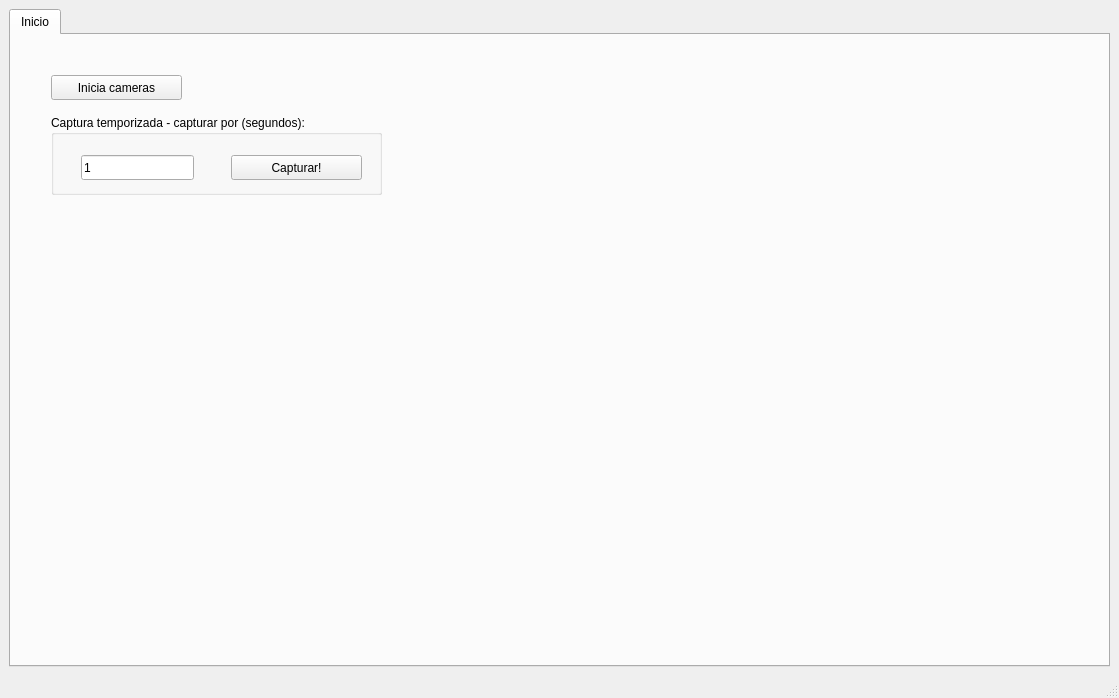
The window that handset_gui/ui/main_window.ui (viniciusvidal2/Cameras_GRIn) describes before a commit, drawn with Qt 5.
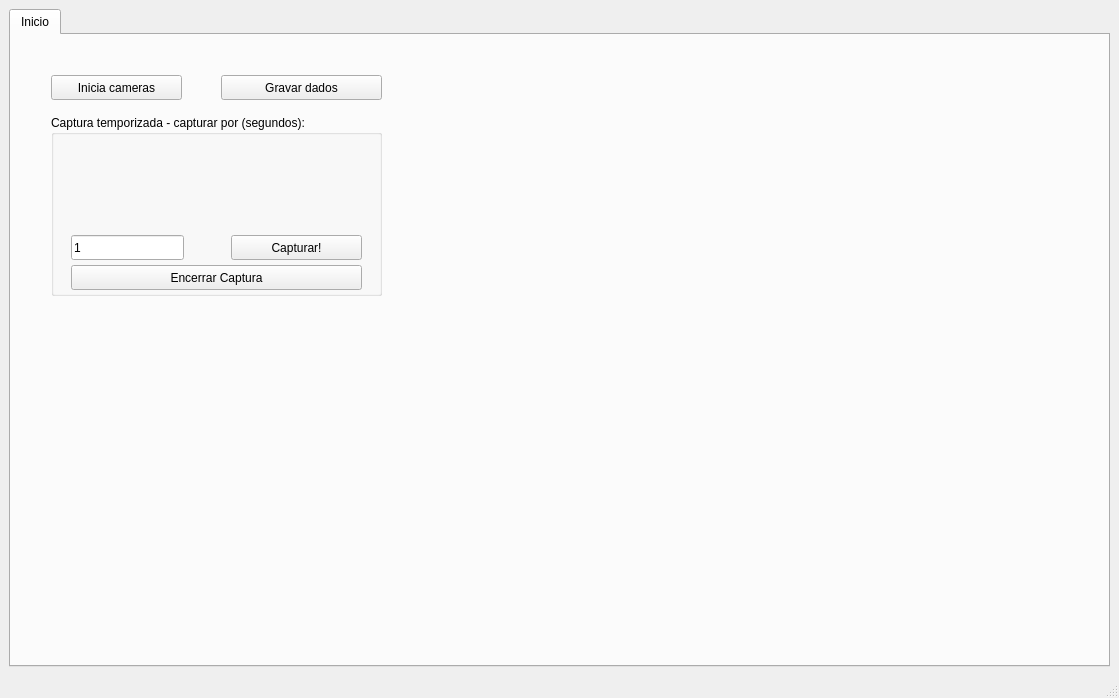
The same window after the commit. Icons and pictures are not drawn.

```diff
--- a/handset_gui/ui/main_window.ui
+++ b/handset_gui/ui/main_window.ui
@@ -59,7 +59,7 @@
           <x>40</x>
           <y>80</y>
           <width>331</width>
-          <height>80</height>
+          <height>181</height>
          </rect>
         </property>
         <property name="title">
@@ -68,8 +68,8 @@
         <widget class="QLineEdit" name="lineEdit_tempo">
          <property name="geometry">
           <rect>
-           <x>30</x>
-           <y>40</y>
+           <x>20</x>
+           <y>120</y>
            <width>113</width>
            <height>25</height>
           </rect>
@@ -82,7 +82,7 @@
          <property name="geometry">
           <rect>
            <x>180</x>
-           <y>40</y>
+           <y>120</y>
            <width>131</width>
            <height>25</height>
           </rect>
@@ -91,6 +91,32 @@
           <string>Capturar!</string>
          </property>
         </widget>
+        <widget class="QPushButton" name="pushButton">
+         <property name="geometry">
+          <rect>
+           <x>20</x>
+           <y>150</y>
+           <width>291</width>
+           <height>25</height>
+          </rect>
+         </property>
+         <property name="text">
+          <string>Encerrar Captura</string>
+         </property>
+        </widget>
+       </widget>
+       <widget class="QPushButton" name="pushButton_gravardados">
+        <property name="geometry">
+         <rect>
+          <x>210</x>
+          <y>40</y>
+          <width>161</width>
+          <height>25</height>
+         </rect>
+        </property>
+        <property name="text">
+         <string>Gravar dados</string>
+        </property>
        </widget>
       </widget>
      </widget>
```
